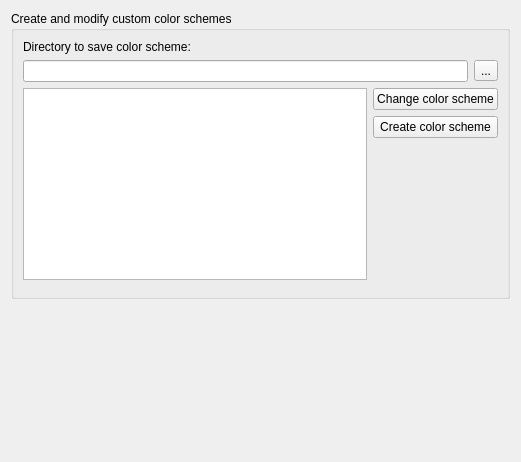
violethaze74/ugene, file src/corelibs/U2View/src/ov_msa/ui/ColorSchemaSettingsWidget.ui: the form before one commit.
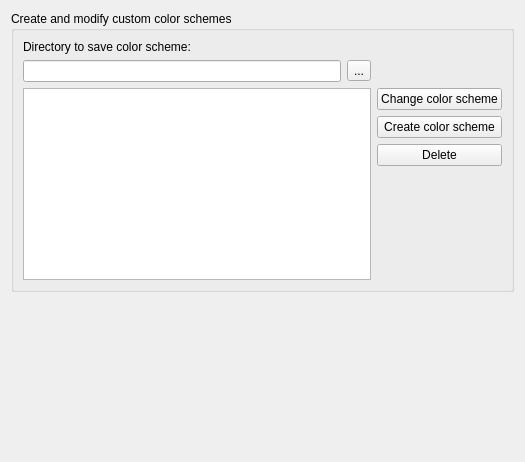
The form after the commit.

```diff
--- a/src/corelibs/U2View/src/ov_msa/ui/ColorSchemaSettingsWidget.ui
+++ b/src/corelibs/U2View/src/ov_msa/ui/ColorSchemaSettingsWidget.ui
@@ -9,7 +9,7 @@
    <rect>
     <x>0</x>
     <y>0</y>
-    <width>521</width>
+    <width>525</width>
     <height>462</height>
    </rect>
   </property>
@@ -28,15 +28,15 @@
      <property name="checked">
       <bool>false</bool>
      </property>
-     <layout class="QVBoxLayout" name="verticalLayout">
-      <item>
+     <layout class="QGridLayout" name="gridLayout">
+      <item row="0" column="0">
        <widget class="QLabel" name="label">
         <property name="text">
          <string>Directory to save color scheme:</string>
         </property>
        </widget>
       </item>
-      <item>
+      <item row="1" column="0">
        <layout class="QHBoxLayout" name="horizontalLayout">
         <item>
          <widget class="QLineEdit" name="colorsDirEdit"/>
@@ -50,15 +50,7 @@
         </item>
        </layout>
       </item>
-      <item>
-       <layout class="QHBoxLayout" name="horizontalLayout_2"/>
-      </item>
-      <item>
-       <layout class="QHBoxLayout" name="horizontalLayout_4">
-        <property name="bottomMargin">
-         <number>7</number>
-        </property>
-        <item>
+      <item row="2" column="0" rowspan="4">
          <widget class="QListWidget" name="colorSchemas">
           <property name="sizePolicy">
            <sizepolicy hsizetype="Expanding" vsizetype="Minimum">
@@ -68,26 +60,28 @@
           </property>
          </widget>
         </item>
-        <item>
-         <layout class="QVBoxLayout" name="verticalLayout_3">
-          <property name="bottomMargin">
-           <number>7</number>
-          </property>
-          <item>
+      <item row="2" column="1">
            <widget class="QPushButton" name="changeSchemaButton">
             <property name="text">
              <string>Change color scheme</string>
             </property>
            </widget>
           </item>
-          <item>
+      <item row="3" column="1">
            <widget class="QPushButton" name="addSchemaButton">
             <property name="text">
              <string>Create color scheme</string>
             </property>
            </widget>
           </item>
-          <item>
+      <item row="4" column="1">
+       <widget class="QPushButton" name="deleteSchemaButton">
+        <property name="text">
+         <string>Delete</string>
+        </property>
+       </widget>
+      </item>
+      <item row="5" column="1">
            <spacer name="verticalSpacer_3">
             <property name="orientation">
              <enum>Qt::Vertical</enum>
@@ -95,14 +89,10 @@
             <property name="sizeHint" stdset="0">
              <size>
               <width>20</width>
-              <height>40</height>
+          <height>102</height>
              </size>
             </property>
            </spacer>
-          </item>
-         </layout>
-        </item>
-       </layout>
       </item>
      </layout>
     </widget>
```
Lines whose indentation alone changed are shown as unchanged.
